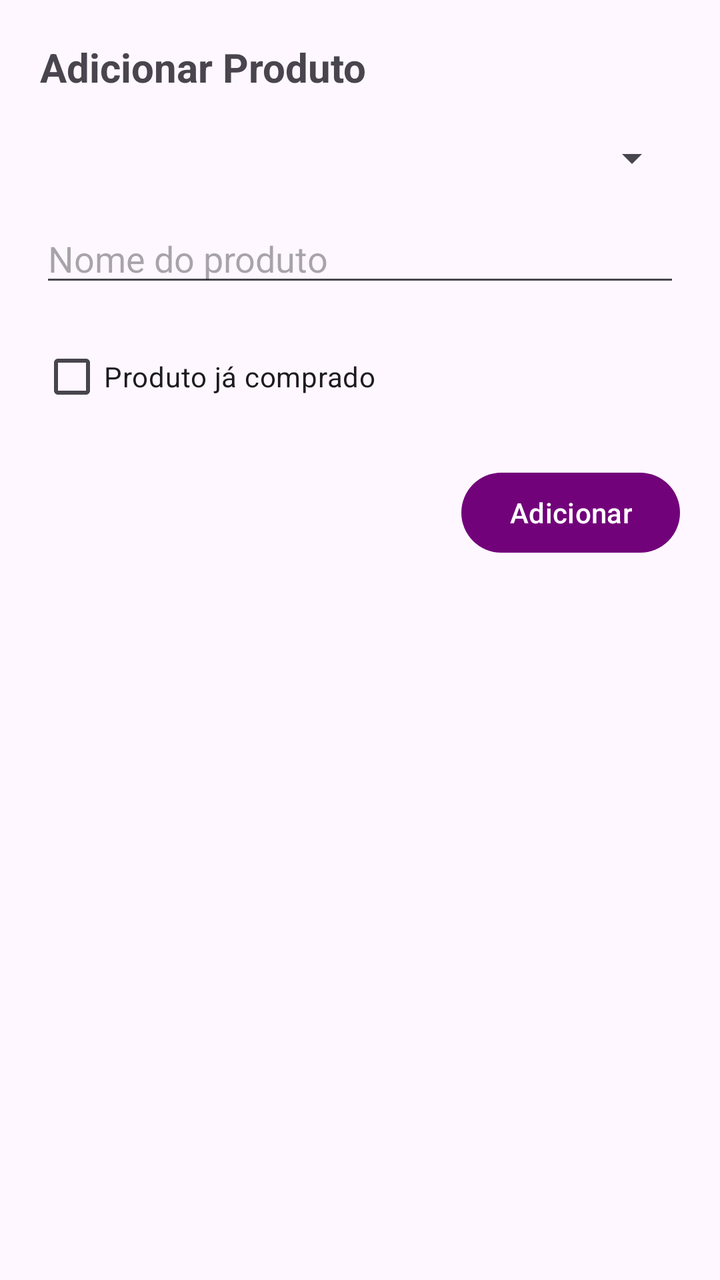
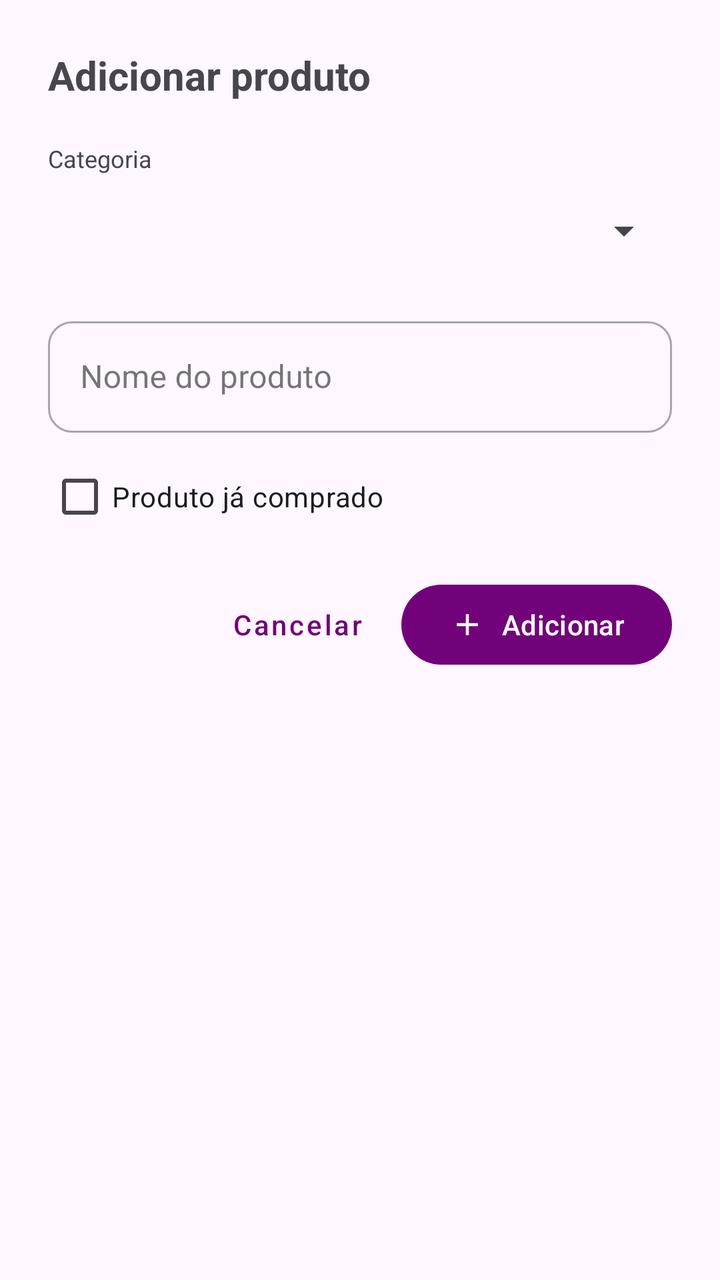

An Android layout rendered at two revisions. The XML below is the earlier revision; the diff shows what the commit changed to produce the second picture.
<!-- AndroidManifest.xml: application theme Theme.ListaDeComprasCinthia -->
<!-- res/layout/modal_adicionar_produto.xml -->
<?xml version="1.0" encoding="utf-8"?>
<androidx.constraintlayout.widget.ConstraintLayout xmlns:android="http://schemas.android.com/apk/res/android"
    xmlns:app="http://schemas.android.com/apk/res-auto"
    android:padding="20dp"
    android:layout_width="match_parent"
    android:layout_height="wrap_content">

    <TextView
        android:id="@+id/tituloModal"
        android:layout_width="wrap_content"
        android:layout_height="wrap_content"
        android:text="Adicionar Produto"
        android:textSize="20sp"
        android:textStyle="bold"
        app:layout_constraintBottom_toTopOf="@+id/spinnerCategoria"
        app:layout_constraintStart_toStartOf="parent"/>

    <Spinner
        android:id="@+id/spinnerCategoria"
        android:layout_width="0dp"
        android:layout_height="wrap_content"
        android:layout_marginTop="20dp"
        app:layout_constraintTop_toBottomOf="@id/tituloModal"
        app:layout_constraintStart_toStartOf="parent"
        app:layout_constraintEnd_toEndOf="parent"/>

    <EditText
        android:id="@+id/editNomeProduto"
        android:layout_width="0dp"
        android:layout_height="wrap_content"
        android:hint="Nome do produto"
        android:layout_marginTop="16dp"
        app:layout_constraintTop_toBottomOf="@id/spinnerCategoria"
        app:layout_constraintStart_toStartOf="parent"
        app:layout_constraintEnd_toEndOf="parent"/>

    <CheckBox
        android:id="@+id/checkComprado"
        android:layout_width="wrap_content"
        android:layout_height="wrap_content"
        android:text="Produto já comprado"
        android:layout_marginTop="16dp"
        app:layout_constraintTop_toBottomOf="@id/editNomeProduto"
        app:layout_constraintStart_toStartOf="parent"/>

    <Button
        android:id="@+id/btnAdicionar"
        android:layout_width="wrap_content"
        android:layout_height="wrap_content"
        android:layout_marginTop="20dp"
        android:text="Adicionar"
        android:textColorLink="@color/purple_200"
        app:layout_constraintEnd_toEndOf="parent"
        app:layout_constraintTop_toBottomOf="@id/checkComprado" />

</androidx.constraintlayout.widget.ConstraintLayout>
<!-- resources referenced by this layout -->
<resources>
  <color name="purple_200">#B95CE0</color>
  <style name="Theme.ListaDeComprasCinthia" parent="Theme.MaterialComponents.DayNight.DarkActionBar">
          
          <item name="colorPrimary">#72027A</item>
          <item name="colorPrimaryVariant">@color/purple_700</item>
          <item name="colorOnPrimary">@color/white</item>
          
          <item name="colorSecondary">@color/teal_200</item>
          <item name="colorSecondaryVariant">@color/teal_700</item>
          <item name="colorOnSecondary">@color/black</item>
          
          <item name="android:statusBarColor">?attr/colorPrimaryVariant</item>
          
      </style>
  <color name="purple_700">#CE80DF</color>
  <color name="white">#FFFFFFFF</color>
  <color name="teal_200">#610B53</color>
  <color name="teal_700">#FF018786</color>
  <color name="black">#FF000000</color>
</resources>

<!-- the commit's change to res/layout/modal_adicionar_produto.xml (unified diff, before → after) -->
@@ -1,56 +1,86 @@
 <?xml version="1.0" encoding="utf-8"?>
-<androidx.constraintlayout.widget.ConstraintLayout xmlns:android="http://schemas.android.com/apk/res/android"
+<LinearLayout xmlns:android="http://schemas.android.com/apk/res/android"
     xmlns:app="http://schemas.android.com/apk/res-auto"
-    android:padding="20dp"
     android:layout_width="match_parent"
-    android:layout_height="wrap_content">
+    android:layout_height="wrap_content"
+    android:orientation="vertical"
+    android:padding="24dp">
 
     <TextView
         android:id="@+id/tituloModal"
         android:layout_width="wrap_content"
         android:layout_height="wrap_content"
-        android:text="Adicionar Produto"
+        android:text="@string/adicionar_produto"
         android:textSize="20sp"
-        android:textStyle="bold"
-        app:layout_constraintBottom_toTopOf="@+id/spinnerCategoria"
-        app:layout_constraintStart_toStartOf="parent"/>
+        android:textStyle="bold" />
+
+    <TextView
+        android:layout_width="wrap_content"
+        android:layout_height="wrap_content"
+        android:layout_marginTop="20dp"
+        android:text="@string/categoria"
+        android:textSize="12sp" />
 
     <Spinner
         android:id="@+id/spinnerCategoria"
-        android:layout_width="0dp"
+        android:layout_width="match_parent"
         android:layout_height="wrap_content"
-        android:layout_marginTop="20dp"
-        app:layout_constraintTop_toBottomOf="@id/tituloModal"
-        app:layout_constraintStart_toStartOf="parent"
-        app:layout_constraintEnd_toEndOf="parent"/>
+        android:layout_marginTop="4dp"
+        android:minHeight="48dp" />
 
-    <EditText
-        android:id="@+id/editNomeProduto"
-        android:layout_width="0dp"
+    <com.google.android.material.textfield.TextInputLayout
+        android:id="@+id/inputNomeProduto"
+        style="@style/Widget.MaterialComponents.TextInputLayout.OutlinedBox"
+        android:layout_width="match_parent"
         android:layout_height="wrap_content"
-        android:hint="Nome do produto"
         android:layout_marginTop="16dp"
-        app:layout_constraintTop_toBottomOf="@id/spinnerCategoria"
-        app:layout_constraintStart_toStartOf="parent"
-        app:layout_constraintEnd_toEndOf="parent"/>
+        android:hint="@string/nome_do_produto"
+        app:boxCornerRadiusBottomEnd="12dp"
+        app:boxCornerRadiusBottomStart="12dp"
+        app:boxCornerRadiusTopEnd="12dp"
+        app:boxCornerRadiusTopStart="12dp">
+
+        <com.google.android.material.textfield.TextInputEditText
+            android:id="@+id/editNomeProduto"
+            android:layout_width="match_parent"
+            android:layout_height="wrap_content"
+            android:imeOptions="actionDone"
+            android:inputType="textCapSentences" />
+    </com.google.android.material.textfield.TextInputLayout>
 
     <CheckBox
         android:id="@+id/checkComprado"
         android:layout_width="wrap_content"
         android:layout_height="wrap_content"
-        android:text="Produto já comprado"
+        android:layout_marginTop="8dp"
+        android:text="@string/produto_ja_comprado" />
+
+    <LinearLayout
+        android:layout_width="match_parent"
+        android:layout_height="wrap_content"
         android:layout_marginTop="16dp"
-        app:layout_constraintTop_toBottomOf="@id/editNomeProduto"
-        app:layout_constraintStart_toStartOf="parent"/>
+        android:gravity="end"
+        android:orientation="horizontal">
 
-    <Button
-        android:id="@+id/btnAdicionar"
-        android:layout_width="wrap_content"
-        android:layout_height="wrap_content"
-        android:layout_marginTop="20dp"
-        android:text="Adicionar"
-        android:textColorLink="@color/purple_200"
-        app:layout_constraintEnd_toEndOf="parent"
-        app:layout_constraintTop_toBottomOf="@id/checkComprado" />
+        <com.google.android.material.button.MaterialButton
+            android:id="@+id/btnCancelar"
+            style="@style/Widget.MaterialComponents.Button.TextButton"
+            android:layout_width="wrap_content"
+            android:layout_height="wrap_content"
+            android:text="@string/cancelar"
+            android:textAllCaps="false" />
 
-</androidx.constraintlayout.widget.ConstraintLayout>
+        <com.google.android.material.button.MaterialButton
+            android:id="@+id/btnAdicionar"
+            android:layout_width="wrap_content"
+            android:layout_height="wrap_content"
+            android:layout_marginStart="8dp"
+            android:text="@string/adicionar"
+            android:textAllCaps="false"
+            android:textColor="@color/white"
+            app:backgroundTint="@color/roxo_principal"
+            app:cornerRadius="24dp"
+            app:icon="@drawable/ic_add_24"
+            app:iconTint="@color/white" />
+    </LinearLayout>
+</LinearLayout>
<!-- resource entries referenced after the edit -->
@@ -1,6 +1,6 @@
 <!-- resources referenced by this layout -->
 <resources>
-  <color name="purple_200">#B95CE0</color>
+  <color name="roxo_principal">#72027A</color>
   <style name="Theme.ListaDeComprasCinthia" parent="Theme.MaterialComponents.DayNight.DarkActionBar">
           
           <item name="colorPrimary">#72027A</item>
@@ -16,6 +16,23 @@
       </style>
   <color name="purple_700">#CE80DF</color>
   <color name="white">#FFFFFFFF</color>
+  <!-- drawable ic_add_24 (drawable) -->
+  <vector xmlns:android="http://schemas.android.com/apk/res/android"
+      android:width="24dp"
+      android:height="24dp"
+      android:tint="?attr/colorControlNormal"
+      android:viewportWidth="24"
+      android:viewportHeight="24">
+      <path
+          android:fillColor="@android:color/white"
+          android:pathData="M19,13h-6v6h-2v-6H5v-2h6V5h2v6h6v2z" />
+  </vector>
+  <string name="adicionar">Adicionar</string>
+  <string name="adicionar_produto">Adicionar produto</string>
+  <string name="cancelar">Cancelar</string>
+  <string name="categoria">Categoria</string>
+  <string name="nome_do_produto">Nome do produto</string>
+  <string name="produto_ja_comprado">Produto já comprado</string>
   <color name="teal_200">#610B53</color>
   <color name="teal_700">#FF018786</color>
   <color name="black">#FF000000</color>
